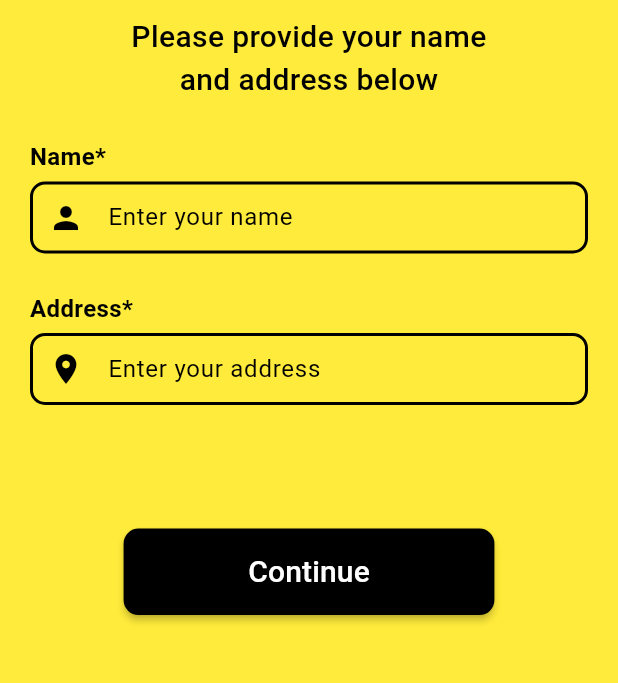
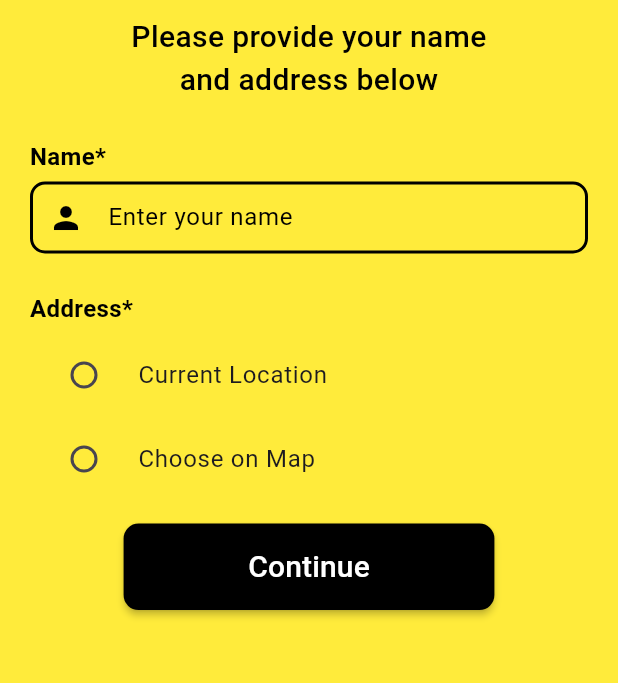
Before and after one commit to RidaSyed244/meat_mingle, a Flutter app: the UserData screen opened directly, on a phone screen of 412 x 824 dp, the part 252-935 px from its top. Run offline on Flutter 3.47's test engine with Material 3 defaults, Android fonts, the phone set to English and light mode, and no system bars; our stand-ins replace cloud_firestore, firebase_auth, firebase_core, hooks_riverpod, location; accounts and stored records are empty.

```diff
--- a/lib/main.dart
+++ b/lib/main.dart
@@ -5,6 +5,7 @@ import 'package:meat_mingle/screens/dashboard/view/dashboard.dart';
 import 'package:meat_mingle/screens/order%20confirmation/view/confirm_order.dart';
 import 'package:meat_mingle/screens/phone%20authentication/view/phone_auth.dart';
 import 'package:meat_mingle/screens/update%20location/view/update_location.dart';
+import 'package:meat_mingle/screens/user%20data/view/user_data_screen.dart';
 
 Future<void> main() async {
   await WidgetsFlutterBinding.ensureInitialized();
@@ -21,7 +22,7 @@ class MyApp extends StatelessWidget {
     return ProviderScope(
       child: MaterialApp(
         debugShowCheckedModeBanner: false,
-        home: PhoneAuth(),
+        home: UserData(),
       ),
     );
   }
--- a/lib/screens/user data/view/user_data_screen.dart
+++ b/lib/screens/user data/view/user_data_screen.dart
@@ -1,20 +1,28 @@
 import 'package:flutter/material.dart';
+import 'package:hooks_riverpod/hooks_riverpod.dart';
 import 'package:meat_mingle/color%20pallete/colors.dart';
 import 'package:meat_mingle/custom%20data/custom%20buttons/custom_buttons.dart';
 import 'package:meat_mingle/custom%20data/custom%20text%20fields/custom_text_fields.dart';
+import 'package:meat_mingle/screens/dashboard/view/dashboard.dart';
 import 'package:meat_mingle/screens/phone%20authentication/controllers/controllers.dart';
+import 'package:meat_mingle/screens/user%20data/view%20model/user_data_view_model.dart';
 
-class UserData extends StatefulWidget {
-  const UserData({super.key});
+final userDataModel = StateNotifierProvider((ref) {
+  return UserDataModel();
+});
+
+class UserData extends ConsumerStatefulWidget {
+  const UserData({Key? key}) : super(key: key);
 
   @override
-  State<UserData> createState() => _UserDataState();
+  ConsumerState<UserData> createState() => _UserDataState();
 }
 
-class _UserDataState extends State<UserData> {
+class _UserDataState extends ConsumerState<UserData> {
   @override
   Widget build(BuildContext context) {
-    var hight = MediaQuery.of(context).size.height;
+    final userData = ref.watch(userDataModel);
+    var height = MediaQuery.of(context).size.height;
     var width = MediaQuery.of(context).size.width;
 
     return Scaffold(
@@ -22,37 +30,50 @@ class _UserDataState extends State<UserData> {
       appBar: AppBar(
         backgroundColor: Colors.black,
         centerTitle: true,
-        title: Text("User Data",
+        title: Text(
+          "User Data",
           style: TextStyle(
             fontSize: 20,
             fontWeight: FontWeight.bold,
-                color: Colors.white)),
+            color: Colors.white,
+          ),
+        ),
       ),
       body: Padding(
         padding: EdgeInsets.symmetric(vertical: 40, horizontal: 20),
-        child: Column(children: [
+        child: Column(
+          children: [
             Text(
               'Meat Mingle',
               textAlign: TextAlign.center,
               style: TextStyle(
-                fontSize: 50, fontWeight: FontWeight.bold, color: Colors.black),
+                fontSize: 50,
+                fontWeight: FontWeight.bold,
+                color: Colors.black,
+              ),
             ),
             SizedBox(height: 10),
             Text(
               'Please provide your name\nand address below',
               textAlign: TextAlign.center,
               style: TextStyle(
-                fontSize: 20, fontWeight: FontWeight.w500, color: Colors.black),
+                fontSize: 20,
+                fontWeight: FontWeight.w500,
+                color: Colors.black,
+              ),
             ),
             SizedBox(height: 25),
             Align(
               alignment: Alignment.topLeft,
-            child: Text("Name*",
+              child: Text(
+                "Name*",
                 textAlign: TextAlign.center,
                 style: TextStyle(
                   fontSize: 16,
                   fontWeight: FontWeight.w600,
-                    color: ColorPalette.appTextColor)),
+                  color: ColorPalette.appTextColor,
+                ),
+              ),
             ),
             SizedBox(height: 5),
             CustomTextFields(
@@ -60,7 +81,8 @@ class _UserDataState extends State<UserData> {
               prefixIcon: IconButton(
                 icon: Icon(Icons.person),
                 color: ColorPalette.appTextColor,
-                onPressed: () {}),
+                onPressed: () {},
+              ),
               controller: nameController,
               textcolor: ColorPalette.appTextColor,
               onPressed: () {},
@@ -70,37 +92,70 @@ class _UserDataState extends State<UserData> {
             SizedBox(height: 25),
             Align(
               alignment: Alignment.topLeft,
-            child: Text("Address*",
+              child: Text(
+                "Address*",
                 textAlign: TextAlign.center,
                 style: TextStyle(
                   fontSize: 16,
                   fontWeight: FontWeight.w600,
-                    color: ColorPalette.appTextColor)),
+                  color: ColorPalette.appTextColor,
+                ),
+              ),
             ),
             SizedBox(height: 5),
-          CustomTextFields(
-            prefixIcon: IconButton(
-                icon: Icon(Icons.location_on),
-                color: ColorPalette.appTextColor,
-                onPressed: () {}),
-            text: "Enter your address",
-            controller: nameController,
-            textcolor: ColorPalette.appTextColor,
-            onPressed: () {},
-            color: ColorPalette.appBGcolor,
-            fontSize: 16,
+            RadioListTile(
+              title: Text('Current Location'),
+              value: 1,
+              groupValue: userData,
+              onChanged: (value) async {
+                await ref
+                    .read(userDataModel.notifier)
+                    .setSelectedOption(value as int);
+                await ref.watch(userDataModel.notifier).getCurrentLocation();
+              },
+              activeColor: Colors.black, // Change the fill color when selected
             ),
-          SizedBox(height: hight * 0.1),
+            RadioListTile(
+              title: Text('Choose on Map'),
+              value: 2,
+              groupValue: userData,
+              onChanged: (value) {
+                ref
+                    .read(userDataModel.notifier)
+                    .setSelectedOption(value as int);
+              },
+              activeColor: Colors.black, // Change the fill color when selected
+            ),
+            SizedBox(height: 15),
             CustomButtons(
               text: "Continue",
-            height: hight * 0.07,
+              height: height * 0.07,
               width: width * 0.6,
               textcolor: Colors.white,
-            onPressed: () {},
-            color: ColorPalette.appButtonsColor,
+              onPressed: () {
+                if (userData == 1) {
+                  Navigator.push(
+                    context,
+                    MaterialPageRoute(builder: (context) => Dashboard()),
+                  );
+                } else if (userData == 2) {
+                  Navigator.push(
+                    context,
+                    MaterialPageRoute(builder: (context) => Dashboard()),
+                  );
+                } else {
+                  ref.read(userDataModel.notifier).showCustomSnackbar(
+                        context,
+                        "Alert!!!",
+                        "Please enter your name and select address option.",
+                      );
+                }
+              },
+              color: Colors.black,
               fontSize: 20,
             )
-        ]),
+          ],
+        ),
       ),
     );
   }
--- a/pubspec.yaml
+++ b/pubspec.yaml
@@ -39,6 +39,7 @@ dependencies:
   firebase_core: ^2.15.0
   cloud_firestore: ^4.4.5
   hooks_riverpod: ^2.4.9
+  location: ^5.0.3
 
 dev_dependencies:
   flutter_test:
```
Also changed, not shown: lib/screens/user data/view model/user_data_view_model.dart (added, +70 -0 lines), pubspec.lock, 2 other files. Lines whose indentation alone changed are shown as unchanged.
